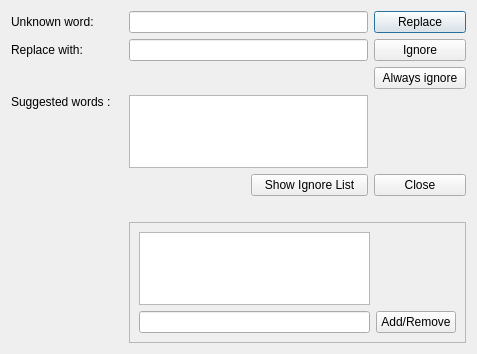
The window that spellerdialog.ui (svn2github/texstudio-trunk) describes before a commit, drawn with Qt 5.
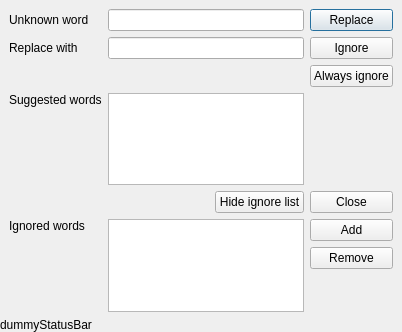
The same window after the commit. Icons and pictures are not drawn.

Commit message: save ignore list at every add/remove operation, improved layout for spellerdialog

Patch:
```diff
--- a/spellerdialog.ui
+++ b/spellerdialog.ui
@@ -6,29 +6,63 @@
    <rect>
     <x>0</x>
     <y>0</y>
-    <width>477</width>
-    <height>354</height>
+    <width>402</width>
+    <height>332</height>
    </rect>
   </property>
   <property name="windowTitle">
    <string>Check Spelling</string>
   </property>
-  <layout class="QGridLayout">
-   <item row="0" column="0">
+  <layout class="QVBoxLayout" name="verticalLayout" stretch="0,0">
+   <property name="margin">
+    <number>0</number>
+   </property>
+   <item>
+    <layout class="QGridLayout" name="gridLayout">
+     <property name="leftMargin">
+      <number>9</number>
+     </property>
+     <property name="topMargin">
+      <number>9</number>
+     </property>
+     <property name="rightMargin">
+      <number>9</number>
+     </property>
+     <item row="2" column="0">
     <widget class="QLabel" name="label">
      <property name="text">
-      <string>Unknown word:</string>
+        <string>Unknown word</string>
      </property>
     </widget>
    </item>
-   <item row="0" column="1" colspan="2">
+     <item row="2" column="1">
     <widget class="QLineEdit" name="lineEditOriginal">
      <property name="readOnly">
       <bool>true</bool>
      </property>
     </widget>
    </item>
-   <item row="0" column="3">
+     <item row="3" column="1">
+      <widget class="QLineEdit" name="lineEditNew"/>
+     </item>
+     <item row="3" column="0">
+      <widget class="QLabel" name="label_2">
+       <property name="text">
+        <string>Replace with</string>
+       </property>
+      </widget>
+     </item>
+     <item row="6" column="0">
+      <widget class="QLabel" name="label_3">
+       <property name="text">
+        <string>Suggested words</string>
+       </property>
+       <property name="alignment">
+        <set>Qt::AlignLeading|Qt::AlignLeft|Qt::AlignTop</set>
+       </property>
+      </widget>
+     </item>
+     <item row="2" column="2">
     <widget class="QPushButton" name="pushButtonReplace">
      <property name="text">
       <string>Replace</string>
@@ -38,102 +72,83 @@
      </property>
     </widget>
    </item>
-   <item row="1" column="0">
-    <widget class="QLabel" name="label_2">
-     <property name="text">
-      <string>Replace with:</string>
-     </property>
-    </widget>
-   </item>
-   <item row="1" column="1" colspan="2">
-    <widget class="QLineEdit" name="lineEditNew"/>
-   </item>
-   <item row="1" column="3">
+     <item row="3" column="2">
     <widget class="QPushButton" name="pushButtonIgnore">
      <property name="text">
       <string>Ignore</string>
      </property>
     </widget>
    </item>
-   <item row="2" column="0" colspan="3">
-    <spacer>
-     <property name="orientation">
-      <enum>Qt::Horizontal</enum>
-     </property>
-     <property name="sizeHint" stdset="0">
-      <size>
-       <width>371</width>
-       <height>20</height>
-      </size>
-     </property>
-    </spacer>
-   </item>
-   <item row="2" column="3">
+     <item row="4" column="2">
     <widget class="QPushButton" name="pushButtonAlwaysIgnore">
      <property name="text">
       <string>Always ignore</string>
      </property>
     </widget>
    </item>
-   <item row="3" column="0">
-    <widget class="QLabel" name="label_3">
-     <property name="text">
-      <string>Suggested words :</string>
-     </property>
-    </widget>
-   </item>
-   <item row="3" column="1" rowspan="2" colspan="2">
-    <widget class="QListWidget" name="listWidget">
+     <item row="6" column="1">
+      <widget class="QListWidget" name="listSuggestions">
      <property name="modelColumn">
       <number>0</number>
      </property>
     </widget>
    </item>
-   <item row="3" column="3" rowspan="2">
-    <spacer>
-     <property name="orientation">
-      <enum>Qt::Vertical</enum>
-     </property>
-     <property name="sizeHint" stdset="0">
-      <size>
-       <width>87</width>
-       <height>91</height>
-      </size>
-     </property>
-    </spacer>
-   </item>
-   <item row="4" column="0">
-    <spacer>
-     <property name="orientation">
-      <enum>Qt::Vertical</enum>
-     </property>
-     <property name="sizeHint" stdset="0">
-      <size>
-       <width>110</width>
-       <height>61</height>
-      </size>
-     </property>
-    </spacer>
-   </item>
-   <item row="5" column="3">
+     <item row="8" column="0">
+      <widget class="QLabel" name="labelIgnoredWords">
+       <property name="text">
+        <string>Ignored words</string>
+       </property>
+       <property name="alignment">
+        <set>Qt::AlignLeading|Qt::AlignLeft|Qt::AlignTop</set>
+       </property>
+      </widget>
+     </item>
+     <item row="8" column="1">
+      <widget class="QListView" name="ignoreListView"/>
+     </item>
+     <item row="8" column="2">
+      <layout class="QVBoxLayout" name="ignoreListButtonLayout">
+       <item>
+        <widget class="QPushButton" name="pushButtonAdd">
+         <property name="text">
+          <string>Add</string>
+         </property>
+         <property name="icon">
+          <iconset resource="texstudio.qrc">
+           <normaloff>:/images/list-add.png</normaloff>:/images/list-add.png</iconset>
+         </property>
+        </widget>
+       </item>
+       <item>
+        <widget class="QPushButton" name="pushButtonRemove">
+         <property name="text">
+          <string>Remove</string>
+         </property>
+         <property name="icon">
+          <iconset resource="texstudio.qrc">
+           <normaloff>:/images/list-remove.png</normaloff>:/images/list-remove.png</iconset>
+         </property>
+        </widget>
+       </item>
+       <item>
+        <widget class="QLabel" name="labelAsHideableSpacer">
+         <property name="text">
+          <string notr="true"/>
+         </property>
+        </widget>
+       </item>
+      </layout>
+     </item>
+     <item row="7" column="2">
     <widget class="QPushButton" name="okButton">
      <property name="text">
       <string>Close</string>
      </property>
     </widget>
    </item>
-   <item row="5" column="2">
-    <widget class="QPushButton" name="pushButtonIgnoreList">
-     <property name="text">
-      <string>Show Ignore List</string>
-     </property>
-     <property name="icon">
-      <iconset resource="texstudio.qrc">
-       <normaloff>:/images/down-arrow-circle-silver.png</normaloff>:/images/down-arrow-circle-silver.png</iconset>
-     </property>
-    </widget>
-   </item>
-   <item row="5" column="0" colspan="2">
+     <item row="7" column="1">
+      <layout class="QHBoxLayout" name="horizontalLayout_2">
+       <item>
     <spacer name="horizontalSpacer">
      <property name="orientation">
       <enum>Qt::Horizontal</enum>
@@ -146,39 +161,26 @@
      </property>
     </spacer>
    </item>
-   <item row="7" column="1" colspan="3">
-    <widget class="QFrame" name="ignoreListFrame">
-     <property name="frameShape">
-      <enum>QFrame::StyledPanel</enum>
-     </property>
-     <property name="frameShadow">
-      <enum>QFrame::Raised</enum>
-     </property>
-     <layout class="QGridLayout" name="_2">
-      <item row="0" column="0">
-       <widget class="QListView" name="ignoreListView"/>
-      </item>
-      <item row="1" column="0">
-       <widget class="QLineEdit" name="lineEditIgnoredWord"/>
-      </item>
-      <item row="1" column="1">
-       <widget class="QPushButton" name="pushButtonAddRemove">
+       <item>
+        <widget class="QPushButton" name="pushButtonIgnoreList">
         <property name="text">
-         <string>Add/Remove</string>
-        </property>
+          <string>Hide ignore list</string>
+         </property>
+         <property name="icon">
+          <iconset resource="texstudio.qrc">
+           <normaloff>:/images/up-arrow-circle-silver.png</normaloff>:/images/up-arrow-circle-silver.png</iconset>
+         </property>
        </widget>
       </item>
      </layout>
-    </widget>
-   </item>
-   <item row="6" column="0" colspan="2">
-    <widget class="QLabel" name="labelMessage">
+     </item>
+    </layout>
+   </item>
+   <item>
+    <widget class="QLabel" name="dummyStatusBar">
      <property name="text">
-      <string/>
+      <string>dummyStatusBar</string>
      </property>
-     <property name="textFormat">
-      <enum>Qt::RichText</enum>
-     </property>
     </widget>
    </item>
   </layout>
```
Left out of the diff: 8 changed lines with no effect on the pictures. Lines whose indentation alone changed are shown as unchanged. The commit also changes 4 other files.
